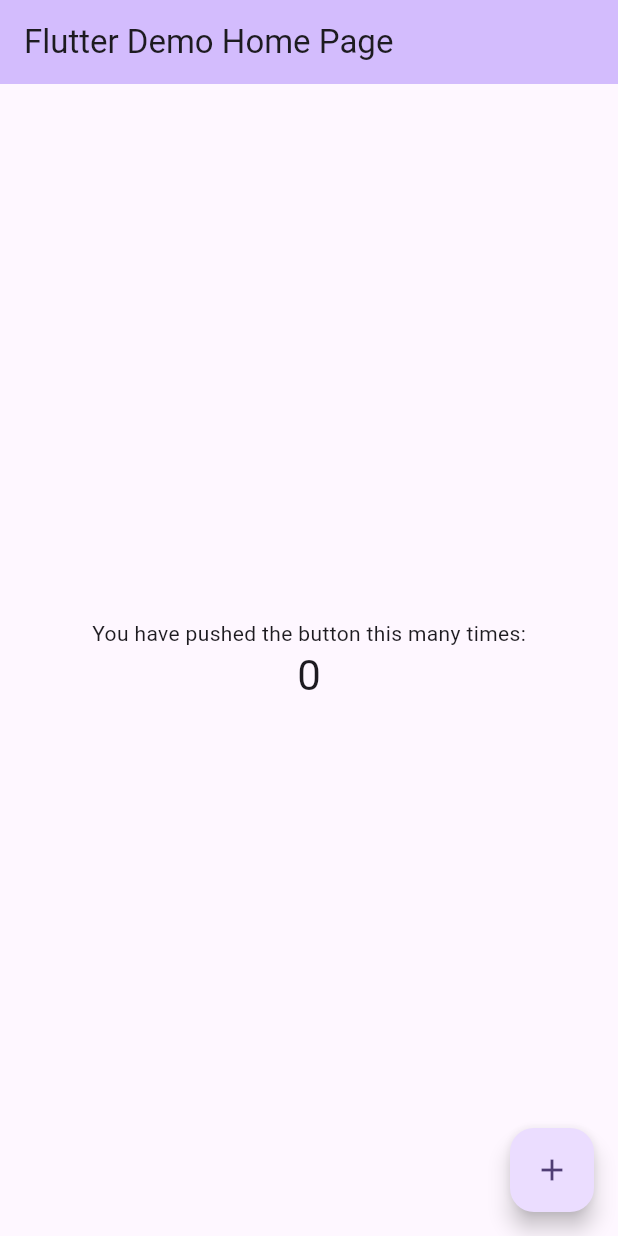
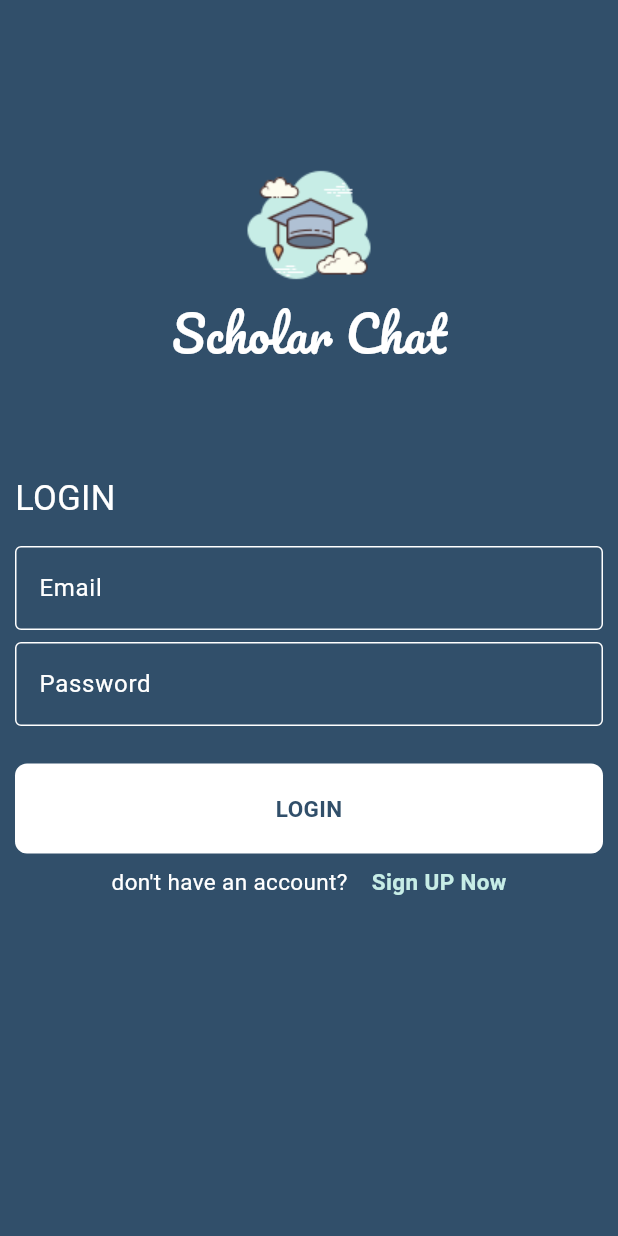
Before and after one commit to Zeina6699/Scholar_Chat_App, a Flutter app: the screen it shows after launch, on a phone screen of 412 x 824 dp. Run offline on Flutter 3.47's test engine with Material 3 defaults, Android fonts, the phone set to English and light mode, and no system bars.

Commit message:
Create LoginScreen

```diff
--- /dev/null
+++ b/lib/Constants/constants.dart
@@ -0,0 +1,4 @@
+import 'package:flutter/material.dart';
+
+final Color Pcolor=Color(0xff314F6A);
+final Color Scolor=Color(0xffC7EDE6);
--- /dev/null
+++ b/lib/Screens/LoginScreen.dart
@@ -0,0 +1,48 @@
+import 'package:chat_app/Constants/constants.dart';
+import 'package:chat_app/Screens/Widgets/Custom_Button.dart';
+import 'package:chat_app/Screens/Widgets/Custom_Text.dart';
+import 'package:chat_app/Screens/Widgets/Custom_Text_Field.dart';
+import 'package:flutter/material.dart';
+
+class LoginScreen extends StatelessWidget {
+  const LoginScreen({super.key});
+
+  @override
+  Widget build(BuildContext context) {
+    return Scaffold(
+      backgroundColor:Pcolor ,
+      body:Padding(
+
+        padding: const EdgeInsets.symmetric(horizontal: 10,vertical:20),
+        child: Column(
+           mainAxisAlignment:MainAxisAlignment.start,
+          children:[
+            const SizedBox(height: 80),
+            Image.asset('assets/images/s.png'),
+           CustomText(color: Colors.white,fontFamily: 'pacifico',fontSize:32,text: 'Scholar Chat',),
+          const SizedBox(height: 70),
+            Align(alignment: Alignment.topLeft,
+              child: CustomText(text: 'LOGIN',color: Colors.white,fontSize: 23))
+           ,const SizedBox(height: 15),
+            CustomTextField(hintText: 'Email'),
+            const SizedBox(height: 8),
+            CustomTextField(hintText: 'Password'),
+           const SizedBox(height: 25),
+            CustomButton(),
+           const SizedBox(height: 8),
+            Row(
+              mainAxisAlignment: MainAxisAlignment.center,
+              children: [
+           CustomText(color: Colors.white,fontSize: 15,text: 'don\'t have an account?'),
+          CustomText(color:Scolor,fontSize: 15,text: '    Sign UP Now',fontWeight: FontWeight.bold,)
+
+
+            ],)
+
+
+          ]
+        ),
+      )
+    );
+  }
+}
--- /dev/null
+++ b/lib/Screens/Widgets/Custom_Button.dart
@@ -0,0 +1,18 @@
+
+import 'package:chat_app/Constants/constants.dart';
+import 'package:chat_app/Screens/Widgets/Custom_Text.dart';
+import 'package:flutter/material.dart';
+
+class CustomButton extends StatelessWidget {
+  const CustomButton({
+    super.key,
+  });
+
+  @override
+  Widget build(BuildContext context) {
+    return Container(
+       decoration: BoxDecoration(borderRadius: BorderRadius.circular(8),color: Colors.white),
+    height: 60,width:double.infinity,
+       child: Center(child:CustomText(color: Pcolor,fontWeight: FontWeight.bold,text: 'LOGIN',fontSize: 15,)));
+  }
+}
--- /dev/null
+++ b/lib/Screens/Widgets/Custom_Text.dart
@@ -0,0 +1,34 @@
+
+import 'dart:ui';
+
+import 'package:flutter/material.dart';
+
+class CustomText extends StatelessWidget {
+   CustomText({
+    this.text,
+    this.color,
+    this.fontSize,
+    this.fontFamily,
+    this.fontWeight,
+    this.textAlign,
+    super.key,
+  });
+  String? text;
+  double? fontSize;
+  TextAlign? textAlign;
+  Color? color;
+  String? fontFamily;
+  FontWeight? fontWeight;
+
+  @override
+  Widget build(BuildContext context) {
+    return  Text(text!,
+    textAlign: textAlign,
+     style: TextStyle(
+       fontSize: fontSize,
+     fontFamily:fontFamily,
+     color: color,
+     fontWeight: fontWeight,
+     ),);
+  }
+}
--- /dev/null
+++ b/lib/Screens/Widgets/Custom_Text_Field.dart
@@ -0,0 +1,30 @@
+
+import 'package:flutter/material.dart';
+
+class CustomTextField extends StatelessWidget {
+  CustomTextField({
+    super.key,
+    this.hintText
+  });
+  String? hintText;
+
+  @override
+  Widget build(BuildContext context) {
+    return  TextField(
+      decoration: InputDecoration(
+        hintText: hintText,
+        hintStyle:const TextStyle(color: Colors.white),
+        enabledBorder:const OutlineInputBorder(
+          borderSide: BorderSide(
+            color: Colors.white
+          )
+        ),
+        border: OutlineInputBorder(
+          borderSide: BorderSide(
+            color: Colors.white
+          )
+        )
+      ),
+    );
+  }
+}
--- a/lib/main.dart
+++ b/lib/main.dart
@@ -1,125 +1,18 @@
 import 'package:flutter/material.dart';
+import 'package:chat_app/Screens/LoginScreen.dart';
 
 void main() {
-  runApp(const MyApp());
+  runApp(const SchoolarChatApp());
 }
 
-class MyApp extends StatelessWidget {
-  const MyApp({super.key});
+class SchoolarChatApp extends StatelessWidget {
+  const SchoolarChatApp({super.key});
 
   // This widget is the root of your application.
   @override
   Widget build(BuildContext context) {
-    return MaterialApp(
-      title: 'Flutter Demo',
-      theme: ThemeData(
-        // This is the theme of your application.
-        //
-        // TRY THIS: Try running your application with "flutter run". You'll see
-        // the application has a purple toolbar. Then, without quitting the app,
-        // try changing the seedColor in the colorScheme below to Colors.green
-        // and then invoke "hot reload" (save your changes or press the "hot
-        // reload" button in a Flutter-supported IDE, or press "r" if you used
-        // the command line to start the app).
-        //
-        // Notice that the counter didn't reset back to zero; the application
-        // state is not lost during the reload. To reset the state, use hot
-        // restart instead.
-        //
-        // This works for code too, not just values: Most code changes can be
-        // tested with just a hot reload.
-        colorScheme: ColorScheme.fromSeed(seedColor: Colors.deepPurple),
-        useMaterial3: true,
-      ),
-      home: const MyHomePage(title: 'Flutter Demo Home Page'),
-    );
-  }
-}
-
-class MyHomePage extends StatefulWidget {
-  const MyHomePage({super.key, required this.title});
-
-  // This widget is the home page of your application. It is stateful, meaning
-  // that it has a State object (defined below) that contains fields that affect
-  // how it looks.
-
-  // This class is the configuration for the state. It holds the values (in this
-  // case the title) provided by the parent (in this case the App widget) and
-  // used by the build method of the State. Fields in a Widget subclass are
-  // always marked "final".
-
-  final String title;
-
-  @override
-  State<MyHomePage> createState() => _MyHomePageState();
-}
-
-class _MyHomePageState extends State<MyHomePage> {
-  int _counter = 0;
-
-  void _incrementCounter() {
-    setState(() {
-      // This call to setState tells the Flutter framework that something has
-      // changed in this State, which causes it to rerun the build method below
-      // so that the display can reflect the updated values. If we changed
-      // _counter without calling setState(), then the build method would not be
-      // called again, and so nothing would appear to happen.
-      _counter++;
-    });
-  }
-
-  @override
-  Widget build(BuildContext context) {
-    // This method is rerun every time setState is called, for instance as done
-    // by the _incrementCounter method above.
-    //
-    // The Flutter framework has been optimized to make rerunning build methods
-    // fast, so that you can just rebuild anything that needs updating rather
-    // than having to individually change instances of widgets.
-    return Scaffold(
-      appBar: AppBar(
-        // TRY THIS: Try changing the color here to a specific color (to
-        // Colors.amber, perhaps?) and trigger a hot reload to see the AppBar
-        // change color while the other colors stay the same.
-        backgroundColor: Theme.of(context).colorScheme.inversePrimary,
-        // Here we take the value from the MyHomePage object that was created by
-        // the App.build method, and use it to set our appbar title.
-        title: Text(widget.title),
-      ),
-      body: Center(
-        // Center is a layout widget. It takes a single child and positions it
-        // in the middle of the parent.
-        child: Column(
-          // Column is also a layout widget. It takes a list of children and
-          // arranges them vertically. By default, it sizes itself to fit its
-          // children horizontally, and tries to be as tall as its parent.
-          //
-          // Column has various properties to control how it sizes itself and
-          // how it positions its children. Here we use mainAxisAlignment to
-          // center the children vertically; the main axis here is the vertical
-          // axis because Columns are vertical (the cross axis would be
-          // horizontal).
-          //
-          // TRY THIS: Invoke "debug painting" (choose the "Toggle Debug Paint"
-          // action in the IDE, or press "p" in the console), to see the
-          // wireframe for each widget.
-          mainAxisAlignment: MainAxisAlignment.center,
-          children: <Widget>[
-            const Text(
-              'You have pushed the button this many times:',
-            ),
-            Text(
-              '$_counter',
-              style: Theme.of(context).textTheme.headlineMedium,
-            ),
-          ],
-        ),
-      ),
-      floatingActionButton: FloatingActionButton(
-        onPressed: _incrementCounter,
-        tooltip: 'Increment',
-        child: const Icon(Icons.add),
-      ), // This trailing comma makes auto-formatting nicer for build methods.
-    );
-  }
-}
+    return const MaterialApp(
+      debugShowCheckedModeBanner: false,
+      home: Scaffold(
+        body:LoginScreen()
+      ));}}
```
Also changed, not shown: pubspec.yaml (+7 -2 lines), assets/images/s.png (renamed from assets/images/scholar.png).
